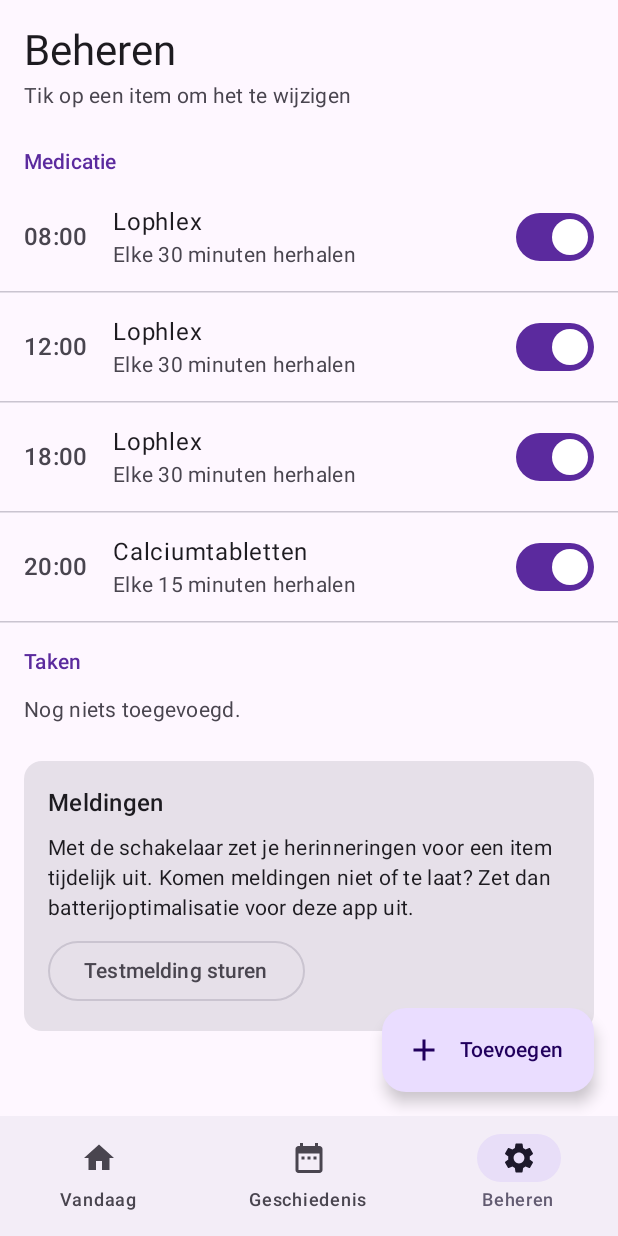
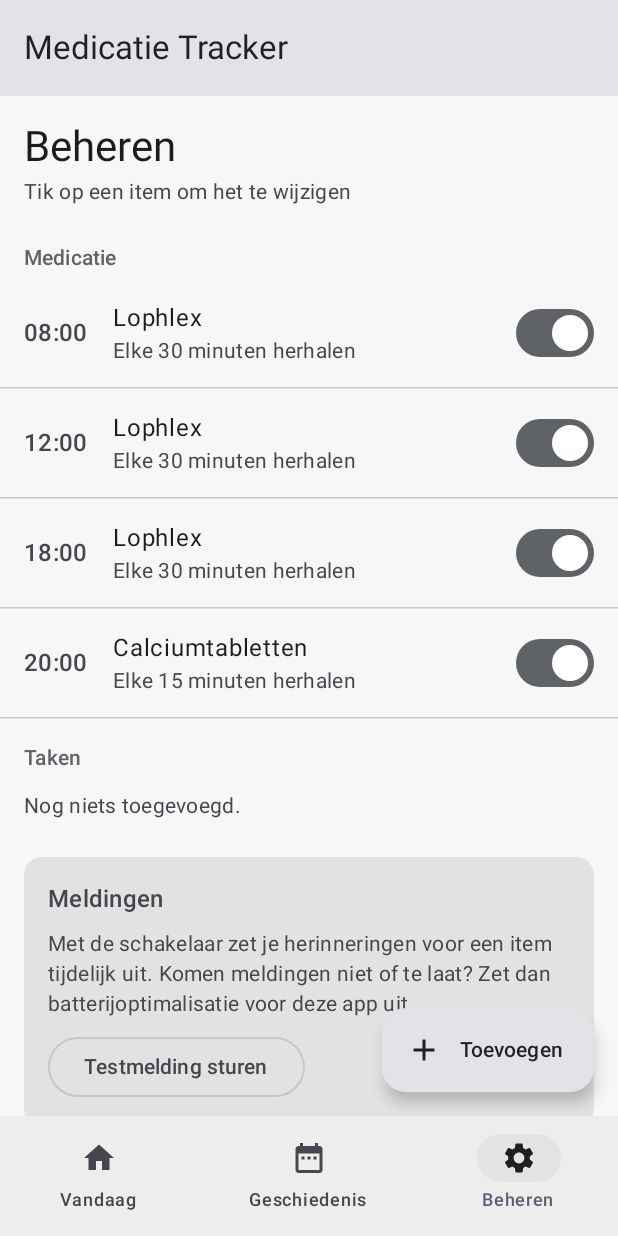
Before and after one commit to Elegast707/medicatie-tracker, an Android app built with Jetpack Compose: the screen it shows after launch (MainActivity), item 3 of the bottom bar chosen, on a phone screen of 412 x 824 dp. Run offline under Robolectric (Android 15) with nearby library versions, the phone set to English and light mode, and no system bars; our stand-ins replace Room's generated code.

Commit message:
Add star badge, gold/grey theme and star collection
A star in the top bar shows the current streak tier (bronze 7 days, silver 30,
gold 90, blue 365). While a star is shown the app uses a gold color scheme,
otherwise grey. Replaced stars and stars lost when the streak breaks are kept in
a new Room table (migration 2 -> 3) and shown in a collection screen.

Co-Authored-By: Claude Opus 5.5 <noreply@anthropic.com>
Claude-Session: https://claude.ai/code/session_01X4yfHmpWHyEqXHUsi59R7T

```diff
--- a/android/app/src/main/java/nl/medicatietracker/MainActivity.kt
+++ b/android/app/src/main/java/nl/medicatietracker/MainActivity.kt
@@ -11,22 +11,36 @@ import androidx.compose.material.icons.Icons
 import androidx.compose.material.icons.filled.DateRange
 import androidx.compose.material.icons.filled.Home
 import androidx.compose.material.icons.filled.Settings
+import androidx.compose.material3.ExperimentalMaterial3Api
 import androidx.compose.material3.Icon
+import androidx.compose.material3.MaterialTheme
 import androidx.compose.material3.NavigationBar
 import androidx.compose.material3.NavigationBarItem
 import androidx.compose.material3.Scaffold
 import androidx.compose.material3.Text
+import androidx.compose.material3.TopAppBar
+import androidx.compose.material3.TopAppBarDefaults
 import androidx.compose.runtime.Composable
+import androidx.compose.runtime.LaunchedEffect
 import androidx.compose.runtime.getValue
 import androidx.compose.runtime.mutableIntStateOf
+import androidx.compose.runtime.mutableStateOf
 import androidx.compose.runtime.saveable.rememberSaveable
 import androidx.compose.runtime.setValue
 import androidx.compose.ui.Modifier
 import androidx.compose.ui.graphics.vector.ImageVector
+import androidx.compose.ui.res.stringResource
+import androidx.lifecycle.compose.LifecycleResumeEffect
+import androidx.lifecycle.compose.collectAsStateWithLifecycle
+import kotlinx.coroutines.launch
+import nl.medicatietracker.data.StarEntry
 import nl.medicatietracker.ui.HistoryScreen
 import nl.medicatietracker.ui.ManageScreen
 import nl.medicatietracker.ui.MedTheme
+import nl.medicatietracker.ui.StarBadge
+import nl.medicatietracker.ui.StarCollectionDialog
 import nl.medicatietracker.ui.TodayScreen
+import nl.medicatietracker.ui.rememberNow
 
 class MainActivity : ComponentActivity() {
     override fun onCreate(savedInstanceState: Bundle?) {
@@ -34,8 +48,9 @@ class MainActivity : ComponentActivity() {
         enableEdgeToEdge()
         val app = application as MedApp
         setContent {
-            MedTheme {
-                AppRoot(app)
+            val star by app.repository.heldStar.collectAsStateWithLifecycle(null)
+            MedTheme(gold = star != null) {
+                AppRoot(app, star)
             }
         }
     }
@@ -49,10 +64,31 @@ private val tabs = listOf(
     Tab("Beheren", Icons.Filled.Settings),
 )
 
+@OptIn(ExperimentalMaterial3Api::class)
 @Composable
-private fun AppRoot(app: MedApp) {
+private fun AppRoot(app: MedApp, star: StarEntry?) {
     var selected by rememberSaveable { mutableIntStateOf(0) }
+    var showStars by rememberSaveable { mutableStateOf(false) }
+    val today = rememberNow().value.toLocalDate()
+
+    // Een reeks kan ook breken zonder dat er iets wordt afgevinkt, dus bij openen en elke nieuwe dag bijwerken.
+    LaunchedEffect(today) { app.appScope.launch { app.repository.syncStars() } }
+    LifecycleResumeEffect(Unit) {
+        app.appScope.launch { app.repository.syncStars() }
+        onPauseOrDispose { }
+    }
+
     Scaffold(
+        topBar = {
+            TopAppBar(
+                title = { Text(stringResource(R.string.app_name)) },
+                actions = { StarBadge(star, onClick = { showStars = true }) },
+                colors = TopAppBarDefaults.topAppBarColors(
+                    containerColor = MaterialTheme.colorScheme.primaryContainer,
+                    titleContentColor = MaterialTheme.colorScheme.onPrimaryContainer,
+                ),
+            )
+        },
         bottomBar = {
             NavigationBar {
                 tabs.forEachIndexed { index, tab ->
@@ -70,8 +106,12 @@ private fun AppRoot(app: MedApp) {
             when (selected) {
                 0 -> TodayScreen(app)
                 1 -> HistoryScreen(app)
-                else -> ManageScreen(app)
+                else -> ManageScreen(app, onOpenStars = { showStars = true })
             }
         }
     }
+
+    if (showStars) {
+        StarCollectionDialog(app, onDismiss = { showStars = false })
+    }
 }
--- a/android/app/src/main/java/nl/medicatietracker/data/AppDatabase.kt
+++ b/android/app/src/main/java/nl/medicatietracker/data/AppDatabase.kt
@@ -7,14 +7,14 @@ import androidx.room.RoomDatabase
 import androidx.room.migration.Migration
 import androidx.sqlite.db.SupportSQLiteDatabase
 
-@Database(entities = [TrackedItem::class, LogEntry::class], version = 2, exportSchema = false)
+@Database(entities = [TrackedItem::class, LogEntry::class, StarEntry::class], version = 3, exportSchema = false)
 abstract class AppDatabase : RoomDatabase() {
     abstract fun dao(): TrackerDao
 
     companion object {
         fun build(context: Context): AppDatabase =
             Room.databaseBuilder(context, AppDatabase::class.java, "medicatie.db")
-                .addMigrations(MIGRATION_1_2)
+                .addMigrations(MIGRATION_1_2, MIGRATION_2_3)
                 .addCallback(SeedCallback)
                 .build()
 
@@ -22,6 +22,17 @@ abstract class AppDatabase : RoomDatabase() {
         private val MIGRATION_1_2 = object : Migration(1, 2) {
             override fun migrate(db: SupportSQLiteDatabase) {
                 db.execSQL("ALTER TABLE items ADD COLUMN skipAllowed INTEGER NOT NULL DEFAULT 0")
+            }
+        }
+
+        /** Versie 3: verdiende sterren en de sterrencollectie. */
+        private val MIGRATION_2_3 = object : Migration(2, 3) {
+            override fun migrate(db: SupportSQLiteDatabase) {
+                db.execSQL(
+                    "CREATE TABLE IF NOT EXISTS stars (" +
+                        "id INTEGER PRIMARY KEY AUTOINCREMENT NOT NULL, tier TEXT NOT NULL, " +
+                        "earnedOn INTEGER NOT NULL, collectedOn INTEGER, reason TEXT)",
+                )
             }
         }
     }
--- /dev/null
+++ b/android/app/src/main/java/nl/medicatietracker/data/Stars.kt
@@ -0,0 +1,69 @@
+package nl.medicatietracker.data
+
+import androidx.annotation.DrawableRes
+import androidx.room.Entity
+import androidx.room.PrimaryKey
+import nl.medicatietracker.R
+import java.time.LocalDate
+
+/** De ster rechtsboven, op volgorde van laag naar hoog. */
+enum class StarTier(val days: Int, val label: String, @DrawableRes val drawable: Int) {
+    BRONS(7, "Bronzen ster", R.drawable.ic_star_bronze),
+    ZILVER(30, "Zilveren ster", R.drawable.ic_star_silver),
+    GOUD(90, "Gouden ster", R.drawable.ic_star_gold),
+    BLAUW(365, "Blauwe ster", R.drawable.ic_star_blue),
+    ;
+
+    companion object {
+        fun forDays(days: Int): StarTier? = entries.lastOrNull { days >= it.days }
+    }
+}
+
+enum class StarReason { VERVANGEN, GEBROKEN }
+
+/**
+ * Een verdiende ster. Zonder [collectedOn] is het de ster die nu rechtsboven staat; daarna hoort
+ * hij bij de verzameling.
+ */
+@Entity(tableName = "stars")
+data class StarEntry(
+    @PrimaryKey(autoGenerate = true) val id: Long = 0,
+    val tier: StarTier,
+    /** Dag (epochDay) waarop de ster verdiend is. */
+    val earnedOn: Long,
+    /** Dag (epochDay) waarop de ster vervangen is of de reeks brak. */
+    val collectedOn: Long? = null,
+    val reason: StarReason? = null,
+)
+
+object Stars {
+    /**
+     * Rijen die opgeslagen moeten worden nu de reeks [streak] is, gegeven de ster die er nu staat.
+     * Een ster gaat naar de verzameling als hij vervangen wordt door een hogere of als de reeks breekt.
+     * Wordt een niveau overgeslagen (bijvoorbeeld door een eerdere dag aan te passen), dan komt dat
+     * niveau ook in de verzameling.
+     */
+    fun update(streak: StreakInfo, held: StarEntry?, today: LocalDate): List<StarEntry> {
+        val day = today.toEpochDay()
+        val changes = mutableListOf<StarEntry>()
+        var current = held
+        if (current != null) {
+            // Dezelfde reeks liep al toen de ster verdiend werd, ook als hij achteraf is verlengd.
+            val start = streak.currentStart
+            if (start == null || start.toEpochDay() > current.earnedOn) {
+                changes += current.copy(collectedOn = day, reason = StarReason.GEBROKEN)
+                current = null
+            }
+        }
+        val tier = StarTier.forDays(streak.current) ?: return changes
+        val from = current?.tier
+        if (from != null && tier <= from) return changes
+
+        current?.let { changes += it.copy(collectedOn = day, reason = StarReason.VERVANGEN) }
+        StarTier.entries.filter { (from == null || it > from) && it < tier }.forEach {
+            changes += StarEntry(tier = it, earnedOn = day, collectedOn = day, reason = StarReason.VERVANGEN)
+        }
+        changes += StarEntry(tier = tier, earnedOn = day)
+        return changes
+    }
+}
--- a/android/app/src/main/java/nl/medicatietracker/data/TrackerDao.kt
+++ b/android/app/src/main/java/nl/medicatietracker/data/TrackerDao.kt
@@ -51,4 +51,16 @@ interface TrackerDao {
 
     @Query("DELETE FROM logs WHERE itemId = :itemId AND epochDay = :epochDay")
     suspend fun deleteLog(itemId: Long, epochDay: Long)
+
+    @Query("SELECT * FROM stars WHERE collectedOn IS NULL ORDER BY id DESC LIMIT 1")
+    fun observeHeldStar(): Flow<StarEntry?>
+
+    @Query("SELECT * FROM stars WHERE collectedOn IS NULL ORDER BY id DESC LIMIT 1")
+    suspend fun heldStar(): StarEntry?
+
+    @Query("SELECT * FROM stars WHERE collectedOn IS NOT NULL ORDER BY collectedOn DESC, id DESC")
+    fun observeCollectedStars(): Flow<List<StarEntry>>
+
+    @Insert(onConflict = OnConflictStrategy.REPLACE)
+    suspend fun saveStars(stars: List<StarEntry>)
 }
--- a/android/app/src/main/java/nl/medicatietracker/data/TrackerRepository.kt
+++ b/android/app/src/main/java/nl/medicatietracker/data/TrackerRepository.kt
@@ -2,6 +2,8 @@ package nl.medicatietracker.data
 
 import android.content.Context
 import kotlinx.coroutines.flow.Flow
+import kotlinx.coroutines.sync.Mutex
+import kotlinx.coroutines.sync.withLock
 import nl.medicatietracker.reminders.Notifications
 import nl.medicatietracker.reminders.ReminderScheduler
 import java.time.LocalDate
@@ -23,6 +25,12 @@ class TrackerRepository(private val context: Context, private val dao: TrackerDa
 
     val allLogs: Flow<List<LogEntry>> = dao.observeAllLogs()
 
+    /** De ster die nu rechtsboven staat, of null zonder reeks van minstens een week. */
+    val heldStar: Flow<StarEntry?> = dao.observeHeldStar()
+    val collectedStars: Flow<List<StarEntry>> = dao.observeCollectedStars()
+
+    private val starLock = Mutex()
+
     suspend fun setStatus(itemId: Long, epochDay: Long, status: LogStatus) {
         val item = dao.item(itemId) ?: return
         dao.upsertLog(
@@ -39,11 +47,26 @@ class TrackerRepository(private val context: Context, private val dao: TrackerDa
         Notifications.cancel(context, itemId)
         reschedule(item)
         celebrateMilestone()
+        syncStars()
     }
 
     suspend fun clearStatus(itemId: Long, epochDay: Long) {
         dao.deleteLog(itemId, epochDay)
         dao.item(itemId)?.let { reschedule(it) }
+        syncStars()
+    }
+
+    /**
+     * Zet de ster rechtsboven gelijk met de huidige reeks en bewaart vervangen of verloren sterren
+     * in de verzameling. Ook nodig als er niets is afgevinkt: een reeks breekt vanzelf na een gemiste dag.
+     */
+    suspend fun syncStars() {
+        starLock.withLock {
+            val now = LocalDateTime.now()
+            val streak = currentStreak(now) ?: StreakInfo(0, null, 0)
+            val changes = Stars.update(streak, dao.heldStar(), now.toLocalDate())
+            if (changes.isNotEmpty()) dao.saveStars(changes)
+        }
     }
 
     suspend fun save(item: TrackedItem) {
@@ -70,11 +93,8 @@ class TrackerRepository(private val context: Context, private val dao: TrackerDa
 
     /** Stuurt een felicitatie als de huidige reeks een nieuwe mijlpaal heeft bereikt. */
     private suspend fun celebrateMilestone() {
-        val items = dao.allItems()
-        val logs = dao.allLogs()
         val now = LocalDateTime.now()
-        val firstDay = History.firstDay(items, logs) ?: return
-        val streak = Streaks.compute(History.build(items, logs, firstDay, now.toLocalDate(), now))
+        val streak = currentStreak(now) ?: return
 
         val prefs = context.getSharedPreferences(PREFS_ACHIEVEMENTS, Context.MODE_PRIVATE)
         val celebratedOn = prefs.getLong(KEY_CELEBRATED_ON, prefs.getLong(KEY_STREAK_START, Long.MIN_VALUE))
@@ -88,6 +108,13 @@ class TrackerRepository(private val context: Context, private val dao: TrackerDa
         Notifications.showMilestone(context, milestone)
     }
 
+    private suspend fun currentStreak(now: LocalDateTime): StreakInfo? {
+        val items = dao.allItems()
+        val logs = dao.allLogs()
+        val firstDay = History.firstDay(items, logs) ?: return null
+        return Streaks.compute(History.build(items, logs, firstDay, now.toLocalDate(), now))
+    }
+
     private suspend fun reschedule(item: TrackedItem) {
         if (!item.active || item.deletedAt != null) {
             ReminderScheduler.cancel(context, item.id)
--- a/android/app/src/main/java/nl/medicatietracker/ui/ManageScreen.kt
+++ b/android/app/src/main/java/nl/medicatietracker/ui/ManageScreen.kt
@@ -59,7 +59,7 @@ private fun repeatLabel(minutes: Int): String =
     if (minutes <= 0) "Niet herhalen" else "Elke $minutes minuten herhalen"
 
 @Composable
-fun ManageScreen(app: MedApp) {
+fun ManageScreen(app: MedApp, onOpenStars: () -> Unit) {
     val context = LocalContext.current
     val items by app.repository.items.collectAsStateWithLifecycle(emptyList())
     // null = geen dialoog, item met id 0 = nieuw item
@@ -123,6 +123,19 @@ fun ManageScreen(app: MedApp) {
                             style = MaterialTheme.typography.bodyMedium,
                         )
                         OutlinedButton(onClick = { Notifications.showTest(context) }) { Text("Testmelding sturen") }
+                    }
+                }
+            }
+            item {
+                Card(Modifier.fillMaxWidth().padding(horizontal = 16.dp)) {
+                    Column(Modifier.padding(16.dp), verticalArrangement = Arrangement.spacedBy(8.dp)) {
+                        Text("Sterren", style = MaterialTheme.typography.titleMedium)
+                        Text(
+                            "Brons bij 7 dagen op rij, zilver bij 30, goud bij 90 en blauw bij 365. " +
+                                "Vervangen en verloren sterren bewaar je in je verzameling.",
+                            style = MaterialTheme.typography.bodyMedium,
+                        )
+                        OutlinedButton(onClick = onOpenStars) { Text("Sterrencollectie bekijken") }
                     }
                 }
             }
--- a/android/app/src/main/java/nl/medicatietracker/ui/Theme.kt
+++ b/android/app/src/main/java/nl/medicatietracker/ui/Theme.kt
@@ -23,26 +23,89 @@ import kotlinx.coroutines.delay
 import nl.medicatietracker.data.RowStatus
 import java.time.LocalDateTime
 
-private val LightColors = lightColorScheme(
-    primary = Color(0xFF5B2A9E),
+// Goud zolang er een ster rechtsboven staat, anders grijs.
+private val GoldLight = lightColorScheme(
+    primary = Color(0xFF8A6100),
     onPrimary = Color.White,
-    primaryContainer = Color(0xFFEADDFF),
-    onPrimaryContainer = Color(0xFF21005D),
-    secondaryContainer = Color(0xFFE8DEF8),
-    onSecondaryContainer = Color(0xFF1D192B),
+    primaryContainer = Color(0xFFFFDF9E),
+    onPrimaryContainer = Color(0xFF2B1D00),
+    secondaryContainer = Color(0xFFF5E1B8),
+    onSecondaryContainer = Color(0xFF261A00),
+    tertiaryContainer = Color(0xFFFFE8B0),
+    onTertiaryContainer = Color(0xFF2B1D00),
+    background = Color(0xFFFFF8EC),
+    surface = Color(0xFFFFF8EC),
+    surfaceVariant = Color(0xFFF0E2C8),
+    surfaceContainerLow = Color(0xFFFCF2E0),
+    surfaceContainer = Color(0xFFF8EBD0),
+    surfaceContainerHigh = Color(0xFFF4E6CC),
+    surfaceContainerHighest = Color(0xFFF0E2C8),
 )
 
-private val DarkColors = darkColorScheme(
-    primary = Color(0xFFD0BCFF),
-    onPrimary = Color(0xFF381E72),
-    primaryContainer = Color(0xFF4F378B),
-    onPrimaryContainer = Color(0xFFEADDFF),
+private val GoldDark = darkColorScheme(
+    primary = Color(0xFFF5C451),
+    onPrimary = Color(0xFF412D00),
+    primaryContainer = Color(0xFF5E4200),
+    onPrimaryContainer = Color(0xFFFFDF9E),
+    secondaryContainer = Color(0xFF54452A),
+    onSecondaryContainer = Color(0xFFF5E1B8),
+    tertiaryContainer = Color(0xFF5E4200),
+    onTertiaryContainer = Color(0xFFFFDF9E),
+    background = Color(0xFF18130A),
+    surface = Color(0xFF18130A),
+    surfaceVariant = Color(0xFF4D4639),
+    surfaceContainerLow = Color(0xFF201B10),
+    surfaceContainer = Color(0xFF251F14),
+    surfaceContainerHigh = Color(0xFF30291E),
+    surfaceContainerHighest = Color(0xFF3B3428),
+)
+
+private val GreyLight = lightColorScheme(
+    primary = Color(0xFF5F6368),
+    onPrimary = Color.White,
+    primaryContainer = Color(0xFFE1E3E6),
+    onPrimaryContainer = Color(0xFF1F2124),
+    secondaryContainer = Color(0xFFE3E3E3),
+    onSecondaryContainer = Color(0xFF1F1F1F),
+    tertiaryContainer = Color(0xFFE6E6E6),
+    onTertiaryContainer = Color(0xFF1F1F1F),
+    background = Color(0xFFF7F7F7),
+    surface = Color(0xFFF7F7F7),
+    surfaceVariant = Color(0xFFE2E2E2),
+    surfaceContainerLow = Color(0xFFF2F2F2),
+    surfaceContainer = Color(0xFFEDEDED),
+    surfaceContainerHigh = Color(0xFFE8E8E8),
+    surfaceContainerHighest = Color(0xFFE2E2E2),
+)
+
+private val GreyDark = darkColorScheme(
+    primary = Color(0xFFC4C7CB),
+    onPrimary = Color(0xFF2E3134),
+    primaryContainer = Color(0xFF45484C),
+    onPrimaryContainer = Color(0xFFE1E3E6),
+    secondaryContainer = Color(0xFF444444),
+    onSecondaryContainer = Color(0xFFE3E3E3),
+    tertiaryContainer = Color(0xFF444444),
+    onTertiaryContainer = Color(0xFFE3E3E3),
+    background = Color(0xFF141414),
+    surface = Color(0xFF141414),
+    surfaceVariant = Color(0xFF444444),
+    surfaceContainerLow = Color(0xFF1C1C1C),
+    surfaceContainer = Color(0xFF202020),
+    surfaceContainerHigh = Color(0xFF2A2A2A),
+    surfaceContainerHighest = Color(0xFF353535),
 )
 
 @Composable
-fun MedTheme(content: @Composable () -> Unit) {
+fun MedTheme(gold: Boolean, content: @Composable () -> Unit) {
+    val dark = isSystemInDarkTheme()
     MaterialTheme(
-        colorScheme = if (isSystemInDarkTheme()) DarkColors else LightColors,
+        colorScheme = when {
+            gold && dark -> GoldDark
+            gold -> GoldLight
+            dark -> GreyDark
+            else -> GreyLight
+        },
         content = content,
     )
 }
--- /dev/null
+++ b/android/app/src/main/res/drawable/ic_star_blue.xml
@@ -0,0 +1,23 @@
+<?xml version="1.0" encoding="utf-8"?>
+<!-- Gegenereerde blue ster voor de reeks-badge (zie StarTier). -->
+<vector xmlns:android="http://schemas.android.com/apk/res/android"
+    android:width="48dp"
+    android:height="48dp"
+    android:viewportWidth="48"
+    android:viewportHeight="48">
+    <path android:fillColor="#2F7BEA" android:pathData="M24.00,4.00L29.05,18.04L43.97,18.51L32.18,27.66L36.34,41.99L24.00,33.60L11.66,41.99L15.82,27.66L4.03,18.51L18.95,18.04Z" />
+    <path android:fillColor="#7DB2FF" android:pathData="M24.00,25.00L29.05,18.04L43.97,18.51ZM24.00,25.00L32.18,27.66L36.34,41.99ZM24.00,25.00L24.00,33.60L11.66,41.99ZM24.00,25.00L15.82,27.66L4.03,18.51ZM24.00,25.00L18.95,18.04L24.00,4.00Z" />
+    <path android:fillColor="#1A55B5" android:pathData="M24.00,25.00L24.00,4.00L29.05,18.04ZM24.00,25.00L43.97,18.51L32.18,27.66ZM24.00,25.00L36.34,41.99L24.00,33.60ZM24.00,25.00L11.66,41.99L15.82,27.66ZM24.00,25.00L4.03,18.51L18.95,18.04Z" />
+    <path
+        android:fillColor="#00000000"
+        android:strokeColor="#0E3577"
+        android:strokeWidth="1.6"
+        android:strokeLineJoin="round"
+        android:pathData="M24.00,4.00L29.05,18.04L43.97,18.51L32.18,27.66L36.34,41.99L24.00,33.60L11.66,41.99L15.82,27.66L4.03,18.51L18.95,18.04Z" />
+    <path
+        android:fillColor="#00000000"
+        android:strokeColor="#66FFFFFF"
+        android:strokeWidth="0.8"
+        android:strokeLineCap="round"
+        android:pathData="M24.00,4.00L24.00,25.00" />
+</vector>
--- /dev/null
+++ b/android/app/src/main/res/drawable/ic_star_bronze.xml
@@ -0,0 +1,23 @@
+<?xml version="1.0" encoding="utf-8"?>
+<!-- Gegenereerde bronze ster voor de reeks-badge (zie StarTier). -->
+<vector xmlns:android="http://schemas.android.com/apk/res/android"
+    android:width="48dp"
+    android:height="48dp"
+    android:viewportWidth="48"
+    android:viewportHeight="48">
+    <path android:fillColor="#CD7F32" android:pathData="M24.00,4.00L29.05,18.04L43.97,18.51L32.18,27.66L36.34,41.99L24.00,33.60L11.66,41.99L15.82,27.66L4.03,18.51L18.95,18.04Z" />
+    <path android:fillColor="#E8A866" android:pathData="M24.00,25.00L29.05,18.04L43.97,18.51ZM24.00,25.00L32.18,27.66L36.34,41.99ZM24.00,25.00L24.00,33.60L11.66,41.99ZM24.00,25.00L15.82,27.66L4.03,18.51ZM24.00,25.00L18.95,18.04L24.00,4.00Z" />
+    <path android:fillColor="#9C5A1E" android:pathData="M24.00,25.00L24.00,4.00L29.05,18.04ZM24.00,25.00L43.97,18.51L32.18,27.66ZM24.00,25.00L36.34,41.99L24.00,33.60ZM24.00,25.00L11.66,41.99L15.82,27.66ZM24.00,25.00L4.03,18.51L18.95,18.04Z" />
+    <path
+        android:fillColor="#00000000"
+        android:strokeColor="#6E3E12"
+        android:strokeWidth="1.6"
+        android:strokeLineJoin="round"
+        android:pathData="M24.00,4.00L29.05,18.04L43.97,18.51L32.18,27.66L36.34,41.99L24.00,33.60L11.66,41.99L15.82,27.66L4.03,18.51L18.95,18.04Z" />
+    <path
+        android:fillColor="#00000000"
+        android:strokeColor="#66FFFFFF"
+        android:strokeWidth="0.8"
+        android:strokeLineCap="round"
+        android:pathData="M24.00,4.00L24.00,25.00" />
+</vector>
--- /dev/null
+++ b/android/app/src/main/res/drawable/ic_star_gold.xml
@@ -0,0 +1,23 @@
+<?xml version="1.0" encoding="utf-8"?>
+<!-- Gegenereerde gold ster voor de reeks-badge (zie StarTier). -->
+<vector xmlns:android="http://schemas.android.com/apk/res/android"
+    android:width="48dp"
+    android:height="48dp"
+    android:viewportWidth="48"
+    android:viewportHeight="48">
+    <path android:fillColor="#F2B705" android:pathData="M24.00,4.00L29.05,18.04L43.97,18.51L32.18,27.66L36.34,41.99L24.00,33.60L11.66,41.99L15.82,27.66L4.03,18.51L18.95,18.04Z" />
+    <path android:fillColor="#FFD95A" android:pathData="M24.00,25.00L29.05,18.04L43.97,18.51ZM24.00,25.00L32.18,27.66L36.34,41.99ZM24.00,25.00L24.00,33.60L11.66,41.99ZM24.00,25.00L15.82,27.66L4.03,18.51ZM24.00,25.00L18.95,18.04L24.00,4.00Z" />
+    <path android:fillColor="#C99000" android:pathData="M24.00,25.00L24.00,4.00L29.05,18.04ZM24.00,25.00L43.97,18.51L32.18,27.66ZM24.00,25.00L36.34,41.99L24.00,33.60ZM24.00,25.00L11.66,41.99L15.82,27.66ZM24.00,25.00L4.03,18.51L18.95,18.04Z" />
+    <path
+        android:fillColor="#00000000"
+        android:strokeColor="#8A6200"
+        android:strokeWidth="1.6"
+        android:strokeLineJoin="round"
+        android:pathData="M24.00,4.00L29.05,18.04L43.97,18.51L32.18,27.66L36.34,41.99L24.00,33.60L11.66,41.99L15.82,27.66L4.03,18.51L18.95,18.04Z" />
+    <path
+        android:fillColor="#00000000"
+        android:strokeColor="#66FFFFFF"
+        android:strokeWidth="0.8"
+        android:strokeLineCap="round"
+        android:pathData="M24.00,4.00L24.00,25.00" />
+</vector>
--- /dev/null
+++ b/android/app/src/main/res/drawable/ic_star_silver.xml
@@ -0,0 +1,23 @@
+<?xml version="1.0" encoding="utf-8"?>
+<!-- Gegenereerde silver ster voor de reeks-badge (zie StarTier). -->
+<vector xmlns:android="http://schemas.android.com/apk/res/android"
+    android:width="48dp"
+    android:height="48dp"
+    android:viewportWidth="48"
+    android:viewportHeight="48">
+    <path android:fillColor="#B8BEC6" android:pathData="M24.00,4.00L29.05,18.04L43.97,18.51L32.18,27.66L36.34,41.99L24.00,33.60L11.66,41.99L15.82,27.66L4.03,18.51L18.95,18.04Z" />
+    <path android:fillColor="#E6E9ED" android:pathData="M24.00,25.00L29.05,18.04L43.97,18.51ZM24.00,25.00L32.18,27.66L36.34,41.99ZM24.00,25.00L24.00,33.60L11.66,41.99ZM24.00,25.00L15.82,27.66L4.03,18.51ZM24.00,25.00L18.95,18.04L24.00,4.00Z" />
+    <path android:fillColor="#8C939C" android:pathData="M24.00,25.00L24.00,4.00L29.05,18.04ZM24.00,25.00L43.97,18.51L32.18,27.66ZM24.00,25.00L36.34,41.99L24.00,33.60ZM24.00,25.00L11.66,41.99L15.82,27.66ZM24.00,25.00L4.03,18.51L18.95,18.04Z" />
+    <path
+        android:fillColor="#00000000"
+        android:strokeColor="#5F666E"
+        android:strokeWidth="1.6"
+        android:strokeLineJoin="round"
+        android:pathData="M24.00,4.00L29.05,18.04L43.97,18.51L32.18,27.66L36.34,41.99L24.00,33.60L11.66,41.99L15.82,27.66L4.03,18.51L18.95,18.04Z" />
+    <path
+        android:fillColor="#00000000"
+        android:strokeColor="#66FFFFFF"
+        android:strokeWidth="0.8"
+        android:strokeLineCap="round"
+        android:pathData="M24.00,4.00L24.00,25.00" />
+</vector>
```
Also changed, not shown: android/app/src/main/java/nl/medicatietracker/ui/StarsScreen.kt (added, +155 -0 lines), 2 other files.
